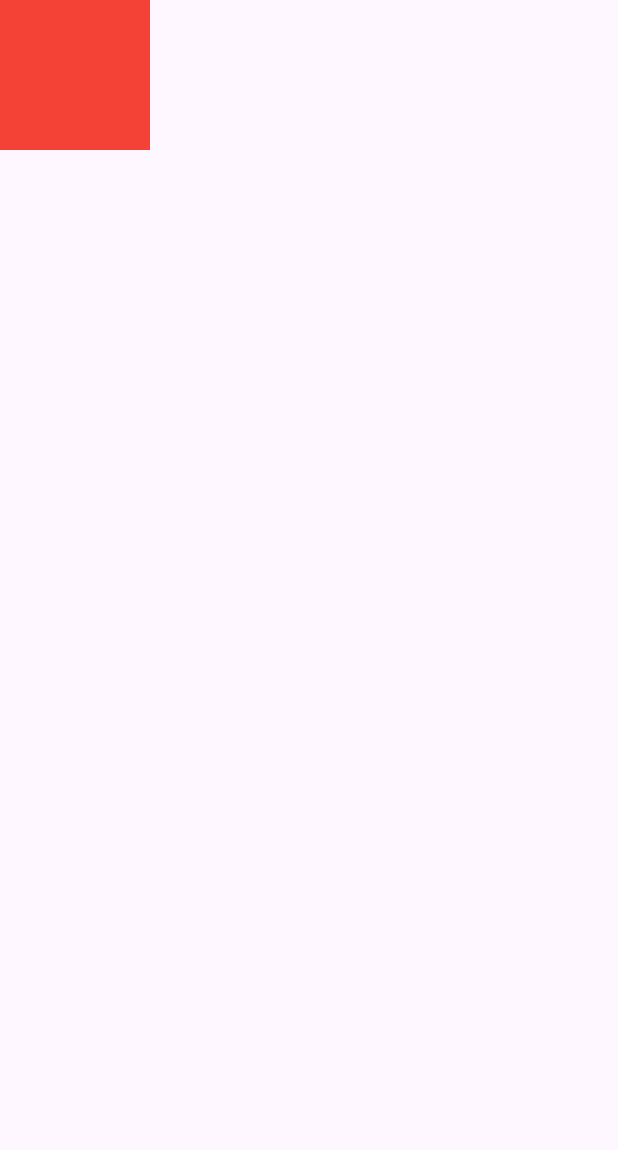
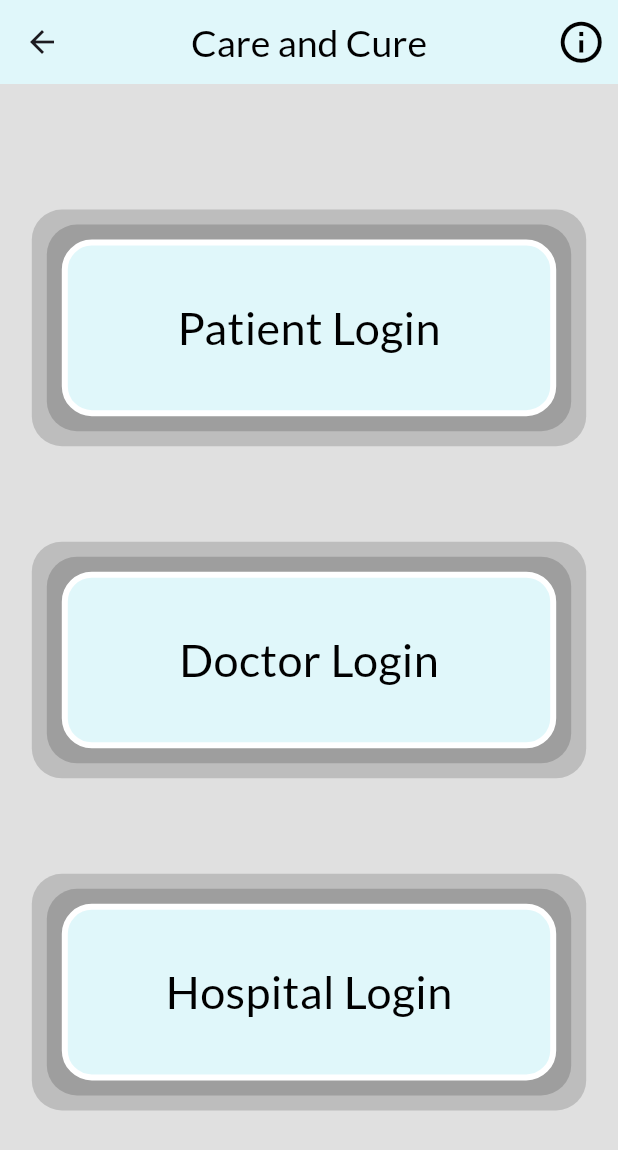
Before and after one commit to Desk-Code/Care-and-Cure, a Flutter app: the LoginDashScreen screen opened directly, on a phone screen of 412 x 824 dp. Shown: the top 1150 px of the screen. Run offline on Flutter 3.47's test engine with Material 3 defaults, Android fonts, the phone set to English and light mode, and no system bars; our stand-ins replace get, google_fonts, smooth_page_indicator; missing offline and left inert: gif.

Commit message:
admin dash

```diff
--- a/lib/Presentation/login_dash/screen/login_dash_screen.dart
+++ b/lib/Presentation/login_dash/screen/login_dash_screen.dart
@@ -1,4 +1,9 @@
+import 'package:care_and_cure/Presentation/login_dash/widgets/login_dashes.dart';
+import 'package:care_and_cure/Presentation/login_dash/widgets/login_info.dart';
+import 'package:care_and_cure/Util/constrain_color.dart';
+import 'package:care_and_cure/Util/constrain_data.dart';
 import 'package:flutter/material.dart';
+import 'package:google_fonts/google_fonts.dart';
 
 class LoginDashScreen extends StatefulWidget {
   const LoginDashScreen({super.key});
@@ -11,82 +16,77 @@ class _LoginDashScreenState extends State<LoginDashScreen> {
   @override
   Widget build(BuildContext context) {
     return Scaffold(
-      body: Container(
-        height: 100,
-        width: 100,
-        color: Colors.red,
+      backgroundColor: ConstarinColor.bgAppColor,
+      appBar: AppBar(
+        backgroundColor: ConstarinColor.bgAppBarColor,
+        title: Text(
+          ConstrainData.appName,
+          style: GoogleFonts.lato(
+            color: Colors.black,
+            fontSize: 25,
+            fontWeight: FontWeight.w500,
+          ),
+        ),
+        centerTitle: true,
+        actions: [
+          IconButton(
+            onPressed: () {
+              showModalBottomSheet(
+                context: context,
+                enableDrag: true,
+                isScrollControlled: true,
+                builder: (context) => loginInfo(context),
+              );
+            },
+            icon: const Icon(
+              Icons.info_outlined,
+              size: 33,
+              color: Colors.black,
+            ),
+          ),
+        ],
       ),
-      // backgroundColor: ConstraintData.bgAppColor,
-      // appBar: AppBar(
-      //   backgroundColor: ConstraintData.bgAppBarColor,
-      //   title: Text(
-      //     ConstraintData.appName,
-      //     style: GoogleFonts.lato(
-      //       color: Colors.black,
-      //       fontSize: 25,
-      //       fontWeight: FontWeight.w500,
-      //     ),
-      //   ),
-      //   centerTitle: true,
-      //   actions: [
-      //     IconButton(
-      //       onPressed: () {
-      //         showModalBottomSheet(
-      //           context: context,
-      //           enableDrag: true,
-      //           isScrollControlled: true,
-      //           builder: (context) => loginInfo(context),
-      //         );
-      //       },
-      //       icon: const Icon(
-      //         Icons.info_outlined,
-      //         size: 33,
-      //         color: Colors.black,
-      //       ),
-      //     ),
-      //   ],
-      // ),
-      // body: Column(
-      //   mainAxisAlignment: MainAxisAlignment.spaceEvenly,
-      //   children: [
-      //     loginDash(
-      //       context: context,
-      //       nameOfLogin: ConstraintData.patientLogin,
-      //       onTap: () {
-      //         Navigator.push(
-      //           context,
-      //           MaterialPageRoute(
-      //             builder: (context) => const PatientLoginScreen(),
-      //           ),
-      //         );
-      //       },
-      //     ),
-      //     loginDash(
-      //       context: context,
-      //       nameOfLogin: ConstraintData.doctorLogin,
-      //       onTap: () {
-      //         Navigator.push(
-      //           context,
-      //           MaterialPageRoute(
-      //             builder: (context) => const DoctorLoginScreen(),
-      //           ),
-      //         );
-      //       },
-      //     ),
-      //     loginDash(
-      //       context: context,
-      //       nameOfLogin: ConstraintData.hospitalLogin,
-      //       onTap: () {
-      //         Navigator.push(
-      //           context,
-      //           MaterialPageRoute(
-      //             builder: (context) => const HospitalLoginScreen(),
-      //           ),
-      //         );
-      //       },
-      //     ),
-      //   ],
-      // ),
+      body: Column(
+        mainAxisAlignment: MainAxisAlignment.spaceEvenly,
+        children: [
+          loginDash(
+            context: context,
+            nameOfLogin: ConstrainData.patientLogin,
+            onTap: () {
+              // Navigator.push(
+              //   context,
+              //   MaterialPageRoute(
+              //     builder: (context) => const PatientLoginScreen(),
+              //   ),
+              // );
+            },
+          ),
+          loginDash(
+            context: context,
+            nameOfLogin: ConstrainData.doctorLogin,
+            onTap: () {
+              // Navigator.push(
+              //   context,
+              //   MaterialPageRoute(
+              //     builder: (context) => const DoctorLoginScreen(),
+              //   ),
+              // );
+            },
+          ),
+          loginDash(
+            context: context,
+            nameOfLogin: ConstrainData.hospitalLogin,
+            onTap: () {
+              // Navigator.push(
+              //   context,
+              //   MaterialPageRoute(
+              //     builder: (context) => const HospitalLoginScreen(),
+              //   ),
+              // );
+            },
+          ),
+        ],
+      ),
     );
   }
 }
--- a/lib/Presentation/login_dash/widgets/login_dashes.dart
+++ b/lib/Presentation/login_dash/widgets/login_dashes.dart
@@ -1,47 +1,47 @@
-// import 'package:flutter/material.dart';
-// import 'package:google_fonts/google_fonts.dart';
-// import 'package:medisys/Extention/build_context_extention.dart';
-// import 'package:medisys/Util/constraint.dart';
+import 'package:care_and_cure/Extention/media_query_extention.dart';
+import 'package:care_and_cure/Util/constrain_color.dart';
+import 'package:flutter/material.dart';
+import 'package:google_fonts/google_fonts.dart';
 
-// Widget loginDash({
-//   required BuildContext context,
-//   required String nameOfLogin,
-//   required Function()? onTap,
-// }) =>
-//     GestureDetector(
-//       onTap: onTap,
-//       child: Container(
-//         height: context.screenHeight * 0.1428,
-//         width: context.screenWidth * 0.8,
-//         margin: EdgeInsets.symmetric(horizontal: context.screenWidth * 0.1),
-//         decoration: BoxDecoration(
-//           borderRadius: BorderRadius.circular(20),
-//           color: ConstraintData.bgAppBarColor,
-//           border: Border.all(
-//             color: Colors.white,
-//             width: 4,
-//           ),
-//           boxShadow: [
-//             BoxShadow(
-//               spreadRadius: 20,
-//               color: Colors.grey.shade400,
-//               blurStyle: BlurStyle.inner,
-//             ),
-//             const BoxShadow(
-//               spreadRadius: 10,
-//               color: Colors.grey,
-//               blurStyle: BlurStyle.inner,
-//             ),
-//           ],
-//         ),
-//         alignment: Alignment.center,
-//         child: Text(
-//           nameOfLogin,
-//           style: GoogleFonts.lato(
-//             color: Colors.black,
-//             fontSize: 30,
-//             fontWeight: FontWeight.w500,
-//           ),
-//         ),
-//       ),
-//     );
+Widget loginDash({
+  required BuildContext context,
+  required String nameOfLogin,
+  required Function()? onTap,
+}) =>
+    GestureDetector(
+      onTap: onTap,
+      child: Container(
+        height: context.screenHeight * 0.1428,
+        width: context.screenWidth * 0.8,
+        margin: EdgeInsets.symmetric(horizontal: context.screenWidth * 0.1),
+        decoration: BoxDecoration(
+          borderRadius: BorderRadius.circular(20),
+          color: ConstarinColor.bgAppBarColor,
+          border: Border.all(
+            color: Colors.white,
+            width: 4,
+          ),
+          boxShadow: [
+            BoxShadow(
+              spreadRadius: 20,
+              color: Colors.grey.shade400,
+              blurStyle: BlurStyle.inner,
+            ),
+            const BoxShadow(
+              spreadRadius: 10,
+              color: Colors.grey,
+              blurStyle: BlurStyle.inner,
+            ),
+          ],
+        ),
+        alignment: Alignment.center,
+        child: Text(
+          nameOfLogin,
+          style: GoogleFonts.lato(
+            color: Colors.black,
+            fontSize: 30,
+            fontWeight: FontWeight.w500,
+          ),
+        ),
+      ),
+    );
--- a/lib/Util/constrain_data.dart
+++ b/lib/Util/constrain_data.dart
@@ -15,4 +15,35 @@ class ConstrainData {
 
   static String rule4 =
       "Desk-Code has worried about admin and user privacy. So forget privacy related and use smooth and excellent app.";
+
+  // Login info
+
+  static const String loginInfo =
+      "Login according to your field \n\n* PATIENT LOGIN Query \nLogin first and Patient can only see own data. \n\n* Hospital LOGIN Query \nRegister First If you have not part of MediSys for that goto hospital login button and register. Now you are part of MediSys. You are Admin And Handle all Data. \n\n* Doctor LOGIN Query \nDoctor can only see own data and update own data Doctor details will be only add by hospital admin staff. \n\nHere Hospital Admin is main to handle all of details. Hospital can add doctor details, patient details etc...";
+
+  // login Side
+
+  // otp
+  static const String sideName = "Patient, Hospital & Doctor";
+  static const String otpVerification = "OTP Verification";
+  static const String otpSend = "Please Enter the OTP send to you";
+  static const String otpVeriInfo =
+      "We will send you an one time password \n on this given mobile number";
+  static const String otpNotRecieve = "Didn't receive the otp?";
+  static const String otpResend = "RESEND OTP";
+
+  // 1. Patient Side
+
+  static const String patientLogin = "Patient Login";
+
+  // 2. Doctor Side
+
+  static const String doctorLogin = "Doctor Login";
+
+  // 3. Hospital Side
+
+  static const String hospitalLogin = "Hospital Login";
+  static const String notHaveAccount = "Don't have an Account ?";
+
+  static const String register = "Register";
 }
```
Also changed, not shown: lib/Presentation/login_dash/widgets/login_info.dart (+70 -69 lines).
